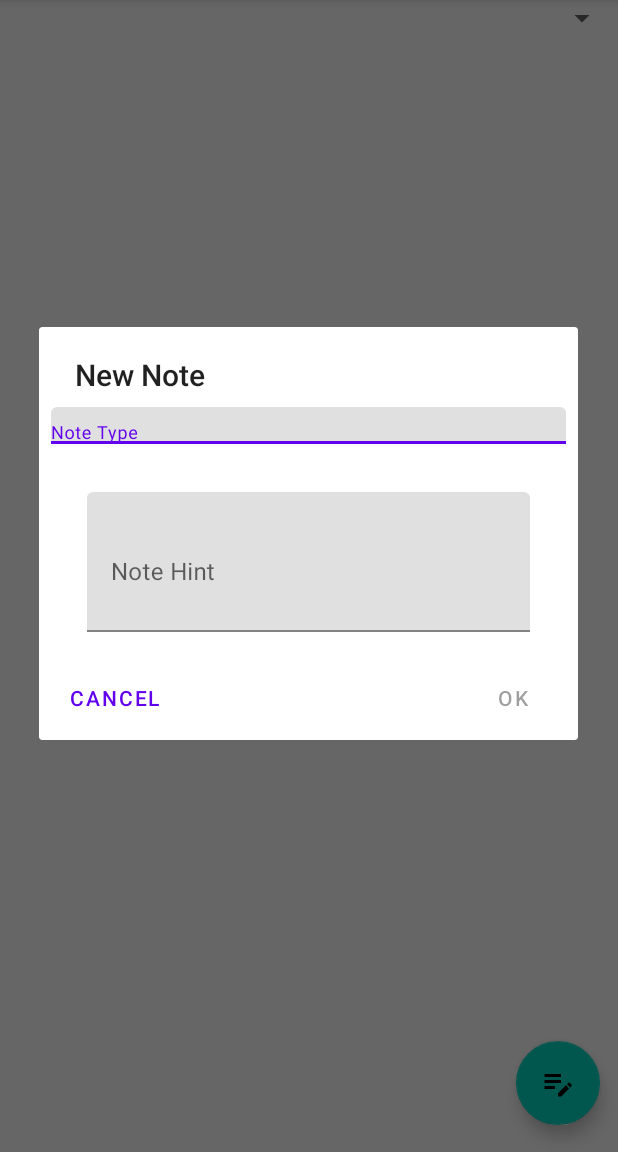
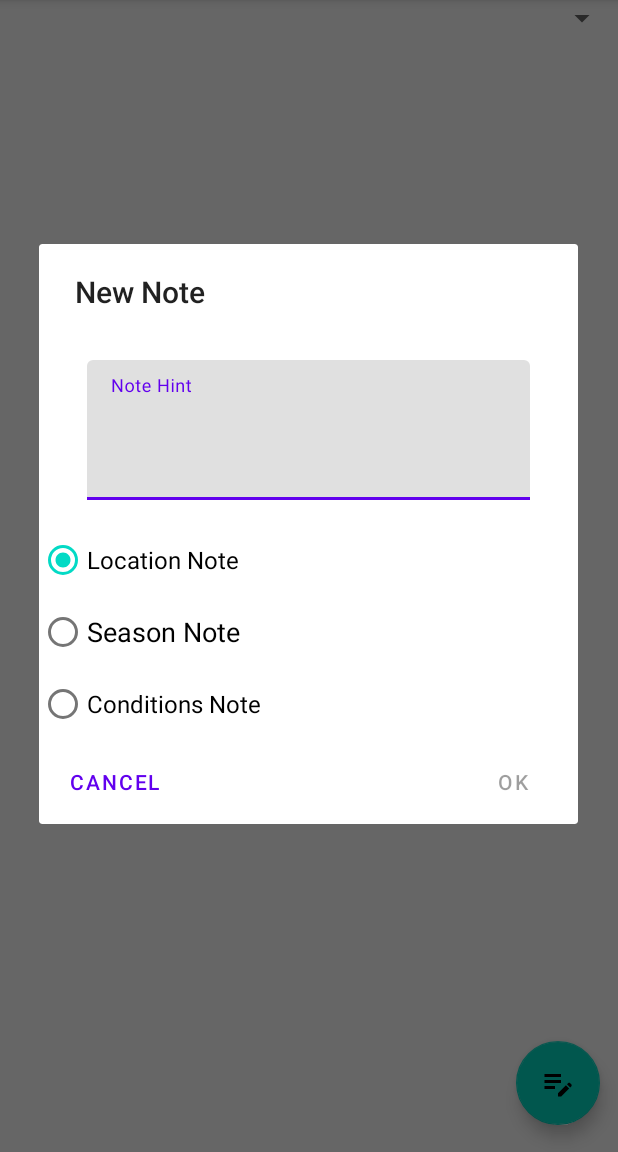
Before and after one commit to endangered-species-management-system/esms-android, an Android app: the fragment NoteFragment placed in its activity, on a phone screen of 412 x 824 dp, the part 84-1236 px from its top. Run offline under Robolectric (Android 15) with nearby library versions, the phone set to English and light mode, and no system bars; our stand-ins replace Room's generated code, RxJava; libraries missing offline, so code that uses them is left out: org.apache.commons.

Commit message:
Added radiogroup inside linear layout.

```diff
--- a/app/src/main/java/edu/cnm/deepdive/fieldnotes/controller/NoteFragment.java
+++ b/app/src/main/java/edu/cnm/deepdive/fieldnotes/controller/NoteFragment.java
@@ -81,7 +81,7 @@ public class NoteFragment extends DialogFragment implements TextWatcher {
     String newNote = binding.note.getText().toString().trim();
     note.setNote(newNote);
     note.setSpeciesId(speciesId);
-    note.setNoteType(NoteType.CONDITIONS);
+    note.setType(NoteType.CONDITIONS);
     viewModel.saveNote(note);
   }
 
--- a/app/src/main/java/edu/cnm/deepdive/fieldnotes/model/dao/NoteDao.java
+++ b/app/src/main/java/edu/cnm/deepdive/fieldnotes/model/dao/NoteDao.java
@@ -7,7 +7,7 @@ import androidx.room.Insert;
 import androidx.room.Query;
 import androidx.room.Update;
 import edu.cnm.deepdive.fieldnotes.model.entity.Note;
-import edu.cnm.deepdive.fieldnotes.model.entity.Note.Category;
+import edu.cnm.deepdive.fieldnotes.model.entity.Note.NoteType;
 import io.reactivex.Single;
 import java.util.Collection;
 import java.util.List;
@@ -45,6 +45,6 @@ public interface NoteDao {
   @Query("SELECT * FROM Note WHERE species_id = :speciesId")
   LiveData<List<Note>> selectBySpecies(long speciesId);
 
-  @Query("SELECT * FROM Note WHERE species_id = :speciesId AND category = :category")
-  LiveData<List<Note>> selectBySpeciesAndCategory(long speciesId, Category category);
+  @Query("SELECT * FROM Note WHERE species_id = :speciesId AND type = :noteType")
+  LiveData<List<Note>> selectBySpeciesAndNoteType(long speciesId, NoteType noteType);
 }
--- a/app/src/main/java/edu/cnm/deepdive/fieldnotes/model/entity/Note.java
+++ b/app/src/main/java/edu/cnm/deepdive/fieldnotes/model/entity/Note.java
@@ -65,15 +65,16 @@ public class Note {
     return type;
   }
 
-  public void setNoteType(NoteType type) {
+  public void setType(NoteType type) {
     this.type = type;
   }
 
+  @NonNull
   public String getNote() {
     return note;
   }
 
-  public void setNote(String note) {
+  public void setNote(@NonNull String note) {
     this.note = note;
   }
 
--- a/app/src/main/java/edu/cnm/deepdive/fieldnotes/service/NotesDatabase.java
+++ b/app/src/main/java/edu/cnm/deepdive/fieldnotes/service/NotesDatabase.java
@@ -33,7 +33,7 @@ import org.apache.commons.csv.CSVRecord;
     version = 1,
     exportSchema = true
 )
-@TypeConverters(value = {Converters.class, Note.Category.class})
+@TypeConverters(value = {Converters.class, Note.NoteType.class})
 public abstract class NotesDatabase extends RoomDatabase {
 
   private static final String DB_NAME = "notes_db";
--- a/app/src/main/res/layout/fragment_note.xml
+++ b/app/src/main/res/layout/fragment_note.xml
@@ -1,44 +1,18 @@
 <?xml version="1.0" encoding="utf-8"?>
-<ScrollView
+<androidx.constraintlayout.widget.ConstraintLayout
   xmlns:android="http://schemas.android.com/apk/res/android"
   xmlns:tools="http://schemas.android.com/tools"
-  xmlns:app="http://schemas.android.com/apk/res-auto"
   android:layout_width="match_parent"
   android:layout_height="match_parent"
-  android:layout_margin="@dimen/half_static_spacing"
+  xmlns:app="http://schemas.android.com/apk/res-auto"
   tools:context=".controller.NoteFragment">
-
- <androidx.constraintlayout.widget.ConstraintLayout
-   android:layout_width="match_parent"
-   android:layout_height="wrap_content">
-
-   <com.google.android.material.textfield.TextInputLayout
-     android:id="@+id/note_type_layout"
-     android:layout_width="0dp"
-     android:layout_height="wrap_content"
-     android:layout_margin="@dimen/half_static_spacing"
-     app:hintEnabled="true"
-     app:hintAnimationEnabled="true"
-     app:layout_constraintTop_toTopOf="parent"
-     app:layout_constraintStart_toStartOf="parent"
-     app:layout_constraintEnd_toEndOf="parent"
-     tools:ignore="contentDescription">
-
-     <com.google.android.material.textfield.MaterialAutoCompleteTextView
-       android:id="@+id/note_type"
-       android:layout_width="match_parent"
-       android:layout_height="wrap_content"
-       android:hint="@string/note_type"
-       android:inputType="textAutoComplete"/>
-
-   </com.google.android.material.textfield.TextInputLayout>
 
   <com.google.android.material.textfield.TextInputLayout
     android:id="@+id/note_layout"
     android:layout_width="0dp"
     android:layout_height="wrap_content"
     app:layout_constraintStart_toStartOf="parent"
-     app:layout_constraintTop_toBottomOf="@id/note_type_layout"
+    app:layout_constraintTop_toTopOf="parent"
     app:layout_constraintEnd_toEndOf="parent"
     android:layout_margin="@dimen/full_static_spacing"
     app:hintEnabled="true"
@@ -53,11 +27,54 @@
       android:minLines="3"
       android:maxLines="30"
       android:hint="@string/note_hint"
-       tools:text="@tools:sample/lorem/random"
-       />
+      tools:text="@tools:sample/lorem/random"/>
 
   </com.google.android.material.textfield.TextInputLayout>
 
+  <androidx.constraintlayout.widget.Barrier
+    android:id="@+id/control_barrier"
+    android:layout_width="wrap_content"
+    android:layout_height="wrap_content"
+    android:orientation="horizontal"
+    app:barrierMargin="@dimen/full_dynamic_spacing"
+    app:barrierDirection="bottom"
+    app:constraint_referenced_ids="lin_layout_radio_group"
+    app:layout_constraintTop_toBottomOf="@id/note_layout"/>
+
+  <LinearLayout
+    android:id="@+id/lin_layout_radio_group"
+    android:layout_width="fill_parent"
+    android:layout_height="wrap_content"
+    app:layout_constraintTop_toBottomOf="@id/control_barrier">
+
+    <RadioGroup
+      android:layout_width="wrap_content"
+      android:layout_height="wrap_content">
+
+      <RadioButton
+        android:id="@+id/radio_button_location"
+        android:layout_width="wrap_content"
+        android:layout_height="wrap_content"
+        android:text="@string/radio_button_location_note"
+        android:textSize="16sp"
+        android:checked="true"/>
+
+      <RadioButton
+        android:id="@+id/radio_button_season"
+        android:layout_width="wrap_content"
+        android:layout_height="wrap_content"
+        android:text="@string/radio_button_season_note"
+        android:gravity="center"
+        android:textSize="18sp"/>
+
+      <RadioButton
+        android:id="@+id/radio_button_conditions"
+        android:layout_width="wrap_content"
+        android:layout_height="wrap_content"
+        android:text="@string/radio_button_conditions_note"
+        android:textSize="16sp"/>
+
+    </RadioGroup>
+  </LinearLayout>
+
 </androidx.constraintlayout.widget.ConstraintLayout>
-
-</ScrollView>
--- a/app/src/main/res/values/strings.xml
+++ b/app/src/main/res/values/strings.xml
@@ -6,4 +6,7 @@
   <string name="new_note">New Note</string>
   <string name="note_fragment">Note Fragment</string>
   <string name="note_type">Note Type</string>
+  <string name="radio_button_season_note">Season Note</string>
+  <string name="radio_button_location_note">Location Note</string>
+  <string name="radio_button_conditions_note">Conditions Note</string>
 </resources>
```
Lines whose indentation alone changed are shown as unchanged.
